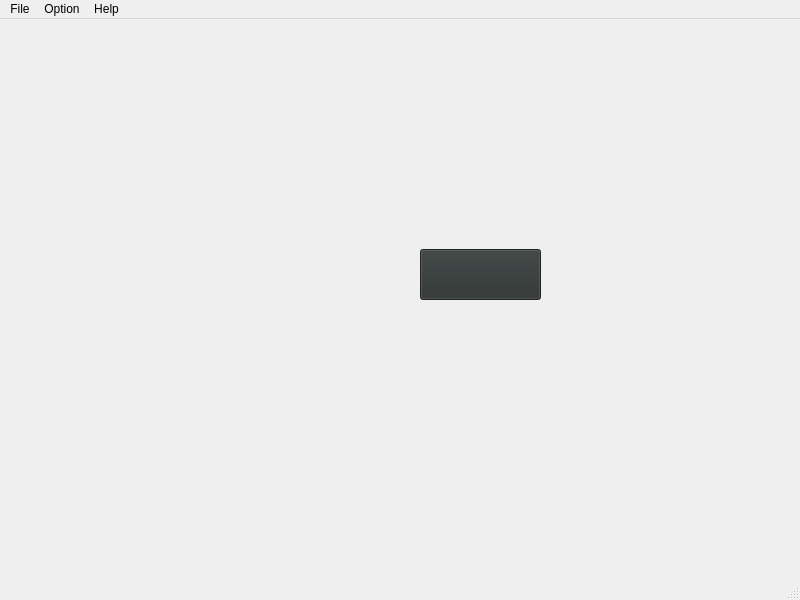
The window that mainwindow.ui (jasonuf/Video-Filtering) describes before a commit, drawn with Qt 5.
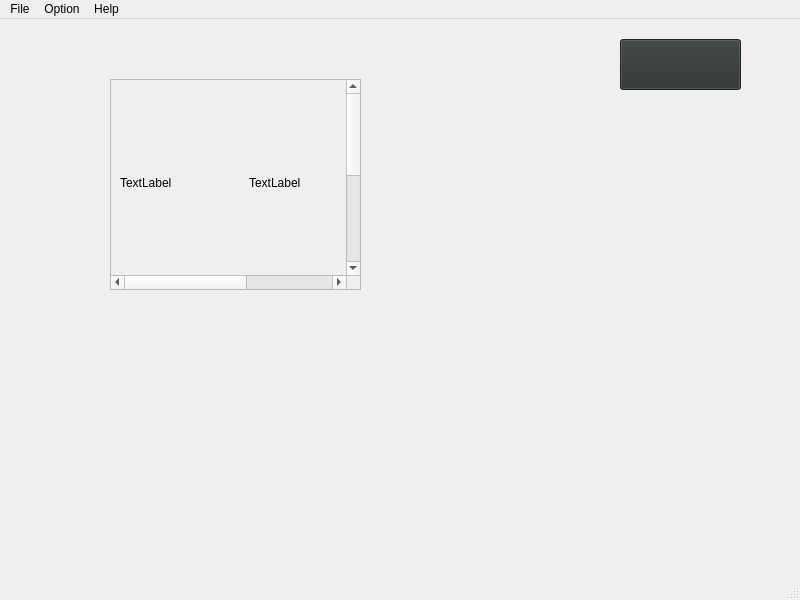
The same window after the commit. Icons and pictures are not drawn.

```diff
--- a/mainwindow.ui
+++ b/mainwindow.ui
@@ -17,8 +17,8 @@
    <widget class="QPushButton" name="pushButton">
     <property name="geometry">
      <rect>
-      <x>420</x>
-      <y>230</y>
+      <x>620</x>
+      <y>20</y>
       <width>121</width>
       <height>51</height>
      </rect>
@@ -508,6 +508,83 @@
      <bool>true</bool>
     </property>
    </widget>
+   <widget class="QScrollArea" name="scrollArea">
+    <property name="geometry">
+     <rect>
+      <x>110</x>
+      <y>60</y>
+      <width>251</width>
+      <height>211</height>
+     </rect>
+    </property>
+    <property name="widgetResizable">
+     <bool>true</bool>
+    </property>
+    <widget class="QWidget" name="scrollAreaWidgetContents">
+     <property name="geometry">
+      <rect>
+       <x>0</x>
+       <y>-25</y>
+       <width>400</width>
+       <height>400</height>
+      </rect>
+     </property>
+     <property name="sizePolicy">
+      <sizepolicy hsizetype="Preferred" vsizetype="Preferred">
+       <horstretch>0</horstretch>
+       <verstretch>0</verstretch>
+      </sizepolicy>
+     </property>
+     <property name="minimumSize">
+      <size>
+       <width>400</width>
+       <height>400</height>
+      </size>
+     </property>
+     <property name="maximumSize">
+      <size>
+       <width>16777215</width>
+       <height>16777215</height>
+      </size>
+     </property>
+     <layout class="QGridLayout" name="gridLayout">
+      <item row="0" column="1">
+       <widget class="QLabel" name="label_3">
+        <property name="text">
+         <string>TextLabel</string>
+        </property>
+       </widget>
+      </item>
+      <item row="1" column="1">
+       <widget class="QLabel" name="label">
+        <property name="text">
+         <string>TextLabel</string>
+        </property>
+       </widget>
+      </item>
+      <item row="1" column="3">
+       <widget class="QLabel" name="label_2">
+        <property name="sizePolicy">
+         <sizepolicy hsizetype="Preferred" vsizetype="Preferred">
+          <horstretch>0</horstretch>
+          <verstretch>0</verstretch>
+         </sizepolicy>
+        </property>
+        <property name="text">
+         <string>TextLabel</string>
+        </property>
+       </widget>
+      </item>
+      <item row="0" column="2">
+       <widget class="QLabel" name="label_4">
+        <property name="text">
+         <string>TextLabel</string>
+        </property>
+       </widget>
+      </item>
+     </layout>
+    </widget>
+   </widget>
   </widget>
   <widget class="QMenuBar" name="menubar">
    <property name="geometry">
```
